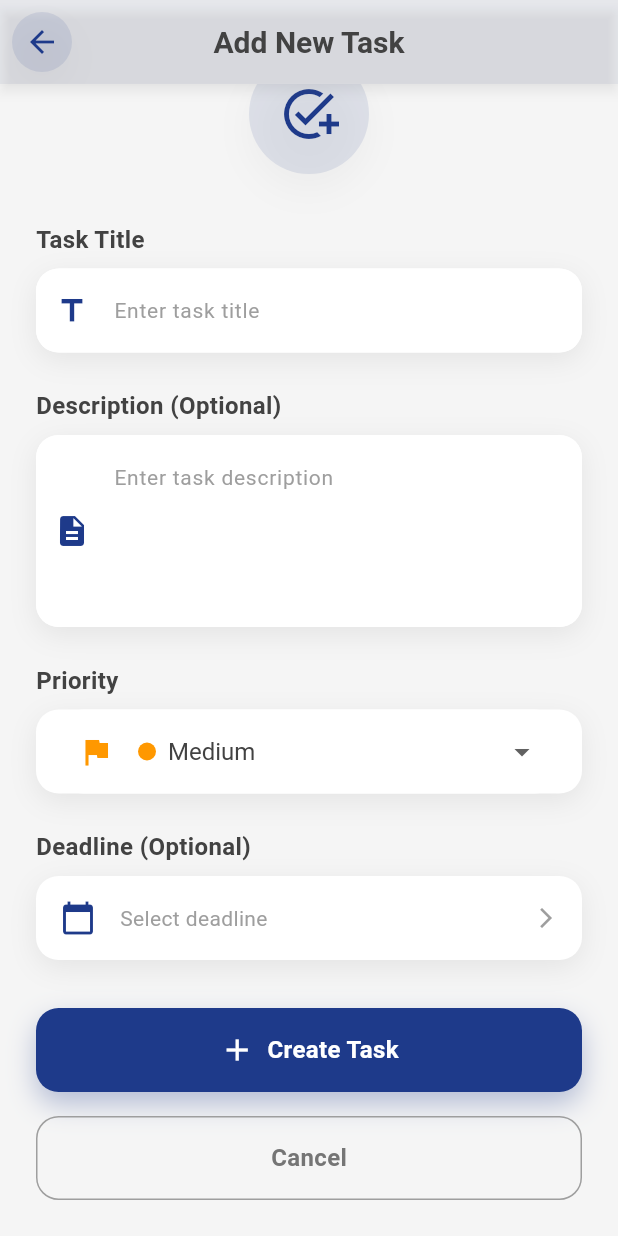
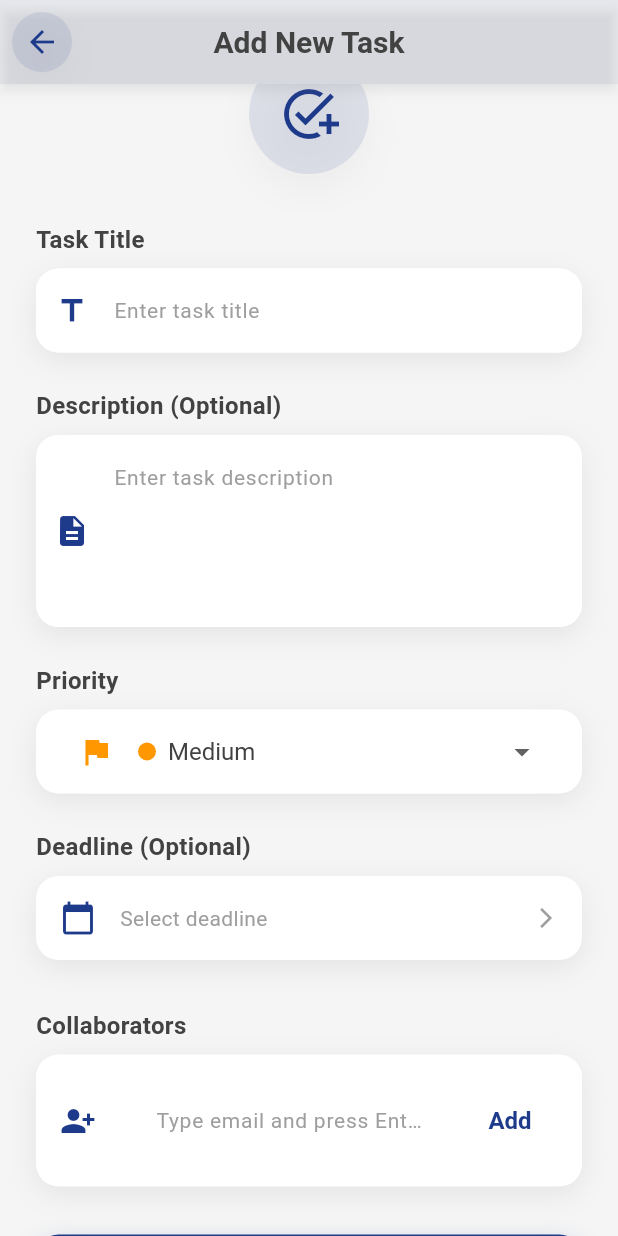
Before and after one commit to SimonDeeb1401/mobile-todo-app, a Flutter app: the AddTaskScreen screen opened directly, scrolled down 44 dp, on a phone screen of 412 x 824 dp. Run offline on Flutter 3.47's test engine with Material 3 defaults, Android fonts, the phone set to English and light mode, and no system bars; our stand-ins replace flutter_secure_storage; accounts and stored records are empty; network calls fail.

Commit message:
added support for sharing tasks - the user can successfully create a new task in collaboration with other users. currently only the task creator can see the task. implemented the backend for editng collaborators for existing tasks

```diff
--- a/task_mate/lib/providers/task_provider.dart
+++ b/task_mate/lib/providers/task_provider.dart
@@ -89,6 +89,7 @@ class TaskProvider extends ChangeNotifier {
     required String priority,
     required DateTime deadline,
     bool completed = false,
+    List<String>? collaborators,
   }) async {
     try {
       final success = await ApiService.createTask(
@@ -97,6 +98,7 @@ class TaskProvider extends ChangeNotifier {
         priority,
         deadline,
         completed,
+        collaborators,
       );
 
       if (success) {
--- a/task_mate/lib/screens/add_task.dart
+++ b/task_mate/lib/screens/add_task.dart
@@ -14,8 +14,10 @@ class _AddTaskScreenState extends State<AddTaskScreen> {
   final _formKey = GlobalKey<FormState>();
   final _titleController = TextEditingController();
   final _descriptionController = TextEditingController();
+  final _collaboratorController = TextEditingController();
   DateTime? _selectedDeadline;
   String _selectedPriority = 'Medium';
+  List<String> _selectedCollaborators = [];
   bool _isLoading = false;
 
   final List<String> _priorities = ['Low', 'Medium', 'High'];
@@ -24,6 +26,7 @@ class _AddTaskScreenState extends State<AddTaskScreen> {
   void dispose() {
     _titleController.dispose();
     _descriptionController.dispose();
+    _collaboratorController.dispose();
     super.dispose();
   }
 
@@ -71,6 +74,7 @@ class _AddTaskScreenState extends State<AddTaskScreen> {
         priority: _selectedPriority.toLowerCase(),
         deadline: _selectedDeadline ?? DateTime.now().add(const Duration(days: 7)), // Default to 7 days if no deadline
         completed: false, // New tasks are not completed by default
+        collaborators: _selectedCollaborators, // Pass selected collaborators
       );
 
       if (success) {
@@ -203,6 +207,11 @@ class _AddTaskScreenState extends State<AddTaskScreen> {
 
               // Deadline Selector
               _buildDeadlineSelector(),
+
+              const SizedBox(height: AppDimensions.paddingXLarge),
+
+              // Collaborators Section
+              _buildCollaboratorsSection(),
 
               const SizedBox(height: AppDimensions.paddingXLarge),
 
@@ -379,6 +388,102 @@ class _AddTaskScreenState extends State<AddTaskScreen> {
     }
   }
 
+  Widget _buildCollaboratorsSection() {
+    return Column(
+      crossAxisAlignment: CrossAxisAlignment.start,
+      children: [
+        Text(
+          'Collaborators',
+          style: AppTextStyles.bodyLarge.copyWith(fontWeight: FontWeight.w600),
+        ),
+        const SizedBox(height: AppDimensions.paddingSmall),
+
+        Container(
+          padding: const EdgeInsets.all(AppDimensions.paddingMedium),
+          decoration: AppDecorations.inputFieldDecoration,
+          child: Column(
+            crossAxisAlignment: CrossAxisAlignment.start,
+            children: [
+              // Chips
+              if (_selectedCollaborators.isNotEmpty)
+                Padding(
+                  padding: const EdgeInsets.only(bottom: AppDimensions.paddingMedium),
+                  child: Wrap(
+                    spacing: 8,
+                    runSpacing: 8,
+                    children: _selectedCollaborators.map((c) {
+                      return Chip(
+                        label: Text(c, style: AppTextStyles.bodySmall),
+                        backgroundColor: AppColors.primary.withOpacity(0.08),
+                        deleteIcon: const Icon(Icons.close, size: 18),
+                        onDeleted: () {
+                          setState(() {
+                            _selectedCollaborators.remove(c);
+                          });
+                        },
+                      );
+                    }).toList(),
+                  ),
+                ),
+
+              // Text field for email entry
+              Row(
+                children: [
+                  Icon(Icons.person_add_alt_1, color: AppColors.primary),
+                  const SizedBox(width: AppDimensions.paddingMedium),
+                  Expanded(
+                    child: TextField(
+                      controller: _collaboratorController,
+                      keyboardType: TextInputType.emailAddress,
+                      textInputAction: TextInputAction.done,
+                      style: AppTextStyles.bodyLarge,
+                      decoration: InputDecoration(
+                        hintText: 'Type email and press Enter',
+                        hintStyle: AppTextStyles.bodyMedium.copyWith(color: AppColors.textHint),
+                        border: InputBorder.none,
+                        isDense: true,
+                      ),
+                      onSubmitted: (_) => _addCollaboratorFromInput(),
+                    ),
+                  ),
+                  // Optional Add button
+                  TextButton(
+                    onPressed: _addCollaboratorFromInput,
+                    child: Text('Add', style: AppTextStyles.bodyLarge.copyWith(color: AppColors.primary)),
+                  ),
+                ],
+              ),
+            ],
+          ),
+        ),
+      ],
+    );
+  }
+
+  void _addCollaboratorFromInput() {
+    final raw = _collaboratorController.text.trim();
+    if (raw.isEmpty) return;
+
+    if (!_isValidEmail(raw)) {
+      _showErrorSnackBar('Please enter a valid email address.');
+      return;
+    }
+    if (_selectedCollaborators.contains(raw.toLowerCase())) {
+      _showErrorSnackBar('This collaborator is already added.');
+      return;
+    }
+
+    setState(() {
+      _selectedCollaborators.add(raw.toLowerCase());
+      _collaboratorController.clear();
+    });
+  }
+
+  bool _isValidEmail(String email) {
+    final r = RegExp(r'^[^@\s]+@[^@\s]+\.[^@\s]+$');
+    return r.hasMatch(email);
+  }
+
   Widget _buildCreateButton() {
     return Container(
       height: 56,
--- a/task_mate/lib/services/api_service.dart
+++ b/task_mate/lib/services/api_service.dart
@@ -75,7 +75,7 @@ class ApiService {
   }
 
   // Add a task
-  static Future<bool> createTask(String title, String description, String priority, DateTime deadline, bool completed) async {
+  static Future<bool> createTask(String title, String description, String priority, DateTime deadline, bool completed, List<String>? collaborators) async {
     try {
       final token = await storage.read(key: "jwt");
       print("Token: $token");
@@ -88,7 +88,8 @@ class ApiService {
             "description": description,
             "priority": priority,
             "deadline": deadline.toIso8601String(),
-            "completed": completed
+            "completed": completed,
+            "collaborators": collaborators ?? [],
           }));
 
       print("Response status code: ${res.statusCode}");
```
Also changed, not shown: 2 other files.
